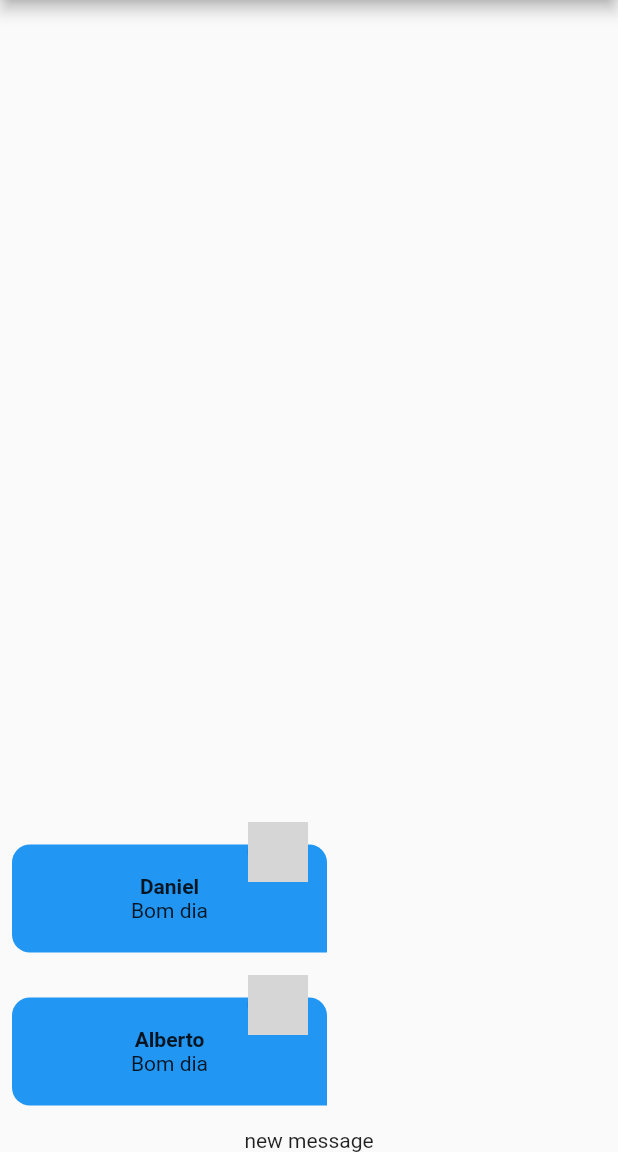
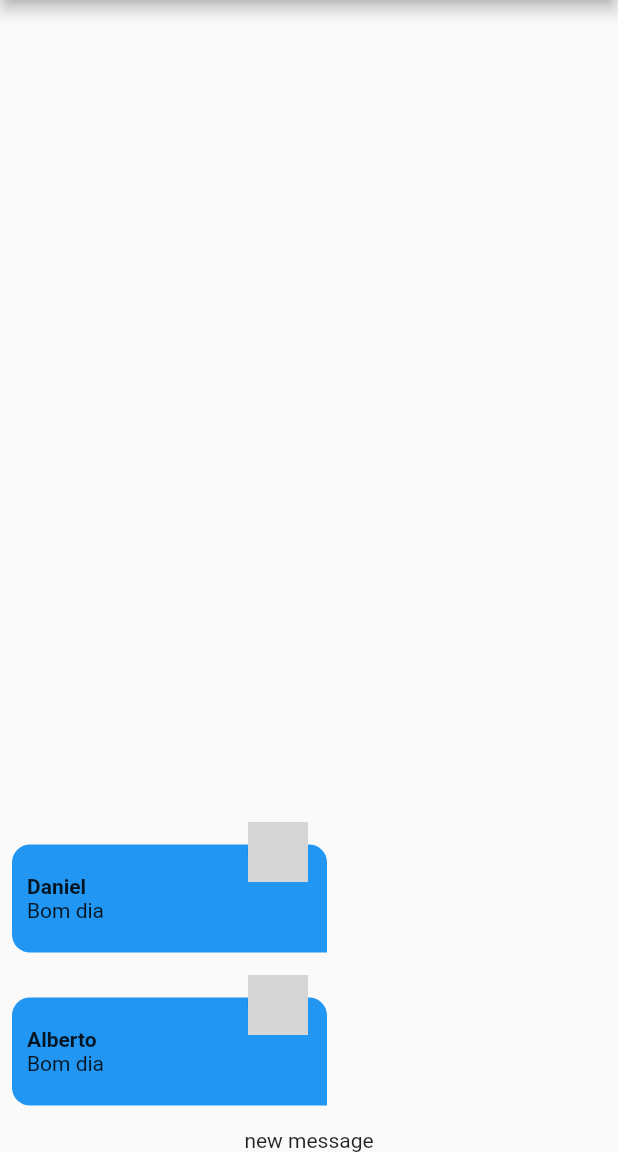
Before and after one commit to mechztcc/flutter-chat, a Flutter app: the screen it shows after launch, on a phone screen of 412 x 824 dp, the part 84-1236 px from its top. Run offline on Flutter 3.47's test engine with Material 2 defaults, Android fonts, the phone set to English and light mode, and no system bars; our stand-ins replace image_picker; accounts and stored records are empty; grey boxes are pictures that could not be loaded.

Commit message:
feat: change text direction by logged user

```diff
--- a/lib/components/message_bubble.dart
+++ b/lib/components/message_bubble.dart
@@ -57,14 +57,23 @@ class MessageBubble extends StatelessWidget {
                 ),
               ),
               child: Column(
+                crossAxisAlignment: belogsToCurrentUser
+                    ? CrossAxisAlignment.end
+                    : CrossAxisAlignment.start,
                 children: [
                   Text(
                     message.userName,
+                    textAlign:
+                        belogsToCurrentUser ? TextAlign.start : TextAlign.end,
                     style: const TextStyle(
                       fontWeight: FontWeight.bold,
                     ),
                   ),
-                  Text(message.text),
+                  Text(
+                    message.text,
+                    textAlign:
+                        belogsToCurrentUser ? TextAlign.end : TextAlign.end,
+                  ),
                 ],
               ),
             ),
```
